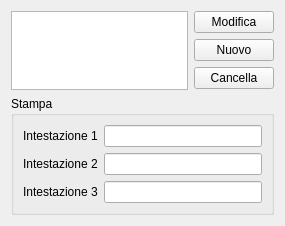
Old version of the form src/destinazionidlg.ui in the repository mtonin/gestcassa.
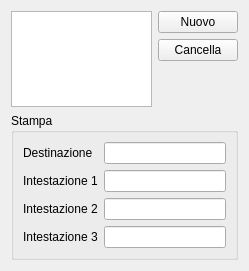
New version of the form.

Commit message: - aggiunta opzione accesso come amministratore - modificata gestione destinazioni di stampa in configurazione - abilitati tasti numerici nel form di calcolo del resto

```diff
--- a/src/destinazionidlg.ui
+++ b/src/destinazionidlg.ui
@@ -6,8 +6,8 @@
    <rect>
     <x>0</x>
     <y>0</y>
-    <width>285</width>
-    <height>226</height>
+    <width>249</width>
+    <height>271</height>
    </rect>
   </property>
   <property name="windowTitle">
@@ -21,6 +21,9 @@
        <attribute name="horizontalHeaderVisible">
         <bool>false</bool>
        </attribute>
+       <attribute name="horizontalHeaderStretchLastSection">
+        <bool>true</bool>
+       </attribute>
        <attribute name="verticalHeaderVisible">
         <bool>false</bool>
        </attribute>
@@ -28,13 +31,6 @@
      </item>
      <item>
       <layout class="QVBoxLayout" name="verticalLayout_6">
-       <item>
-        <widget class="QPushButton" name="modificaBtn">
-         <property name="text">
-          <string>Modifica</string>
-         </property>
-        </widget>
-       </item>
        <item>
         <widget class="QPushButton" name="nuovoBtn">
          <property name="text">
@@ -71,48 +67,46 @@
      <property name="title">
       <string>Stampa</string>
      </property>
-     <layout class="QVBoxLayout" name="verticalLayout_2">
-      <item>
-       <layout class="QHBoxLayout" name="horizontalLayout_2">
-        <item>
+     <layout class="QFormLayout" name="formLayout">
+      <item row="0" column="0">
+       <widget class="QLabel" name="label_5">
+        <property name="text">
+         <string>Destinazione</string>
+        </property>
+       </widget>
+      </item>
+      <item row="0" column="1">
+       <widget class="QLineEdit" name="nomeDestTxt"/>
+      </item>
+      <item row="1" column="0">
          <widget class="QLabel" name="label_2">
           <property name="text">
            <string>Intestazione 1</string>
           </property>
          </widget>
         </item>
-        <item>
-         <widget class="QLineEdit" name="intestazione1Txt"/>
-        </item>
-       </layout>
-      </item>
-      <item>
-       <layout class="QHBoxLayout" name="horizontalLayout_3">
-        <item>
+      <item row="1" column="1">
+       <widget class="QLineEdit" name="intestazioneDest1Txt"/>
+      </item>
+      <item row="2" column="0">
          <widget class="QLabel" name="label_3">
           <property name="text">
            <string>Intestazione 2</string>
           </property>
          </widget>
         </item>
-        <item>
-         <widget class="QLineEdit" name="intestazione2Txt"/>
-        </item>
-       </layout>
-      </item>
-      <item>
-       <layout class="QHBoxLayout" name="horizontalLayout_4">
-        <item>
+      <item row="2" column="1">
+       <widget class="QLineEdit" name="intestazioneDest2Txt"/>
+      </item>
+      <item row="3" column="0">
          <widget class="QLabel" name="label_4">
           <property name="text">
            <string>Intestazione 3</string>
           </property>
          </widget>
         </item>
-        <item>
-         <widget class="QLineEdit" name="intestazione3Txt"/>
-        </item>
-       </layout>
+      <item row="3" column="1">
+       <widget class="QLineEdit" name="intestazioneDest3Txt"/>
       </item>
      </layout>
     </widget>
```
Left out of the diff: 3 changed lines with no effect on the pictures. Lines whose indentation alone changed are shown as unchanged. The commit also changes 11 other files.
